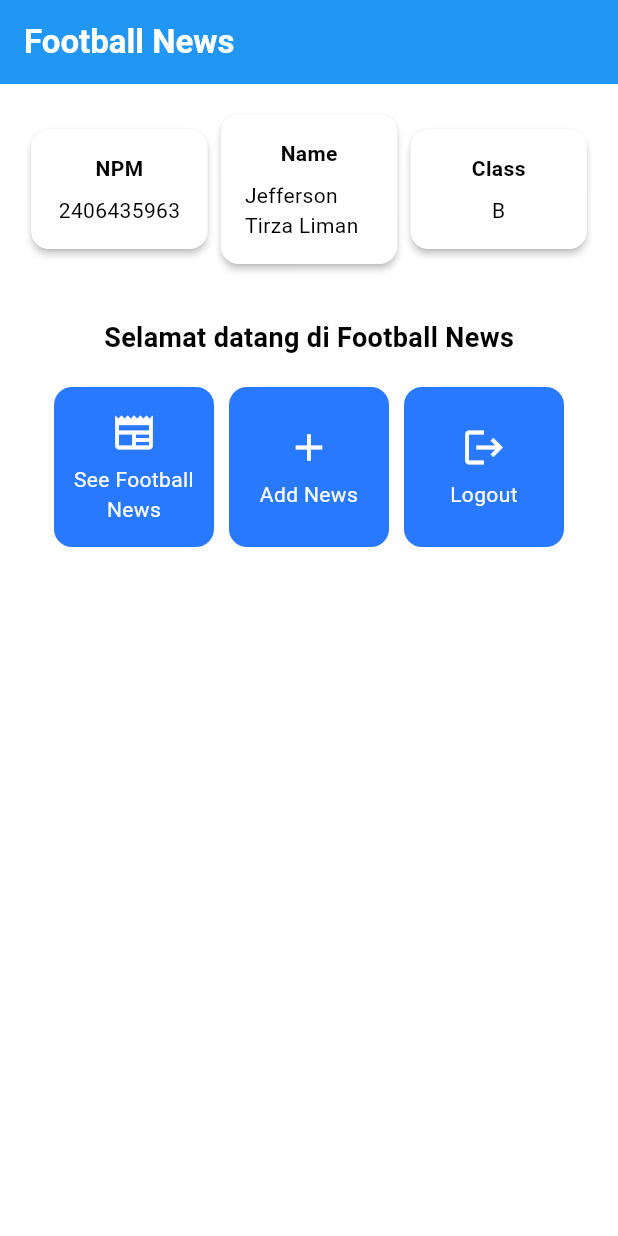
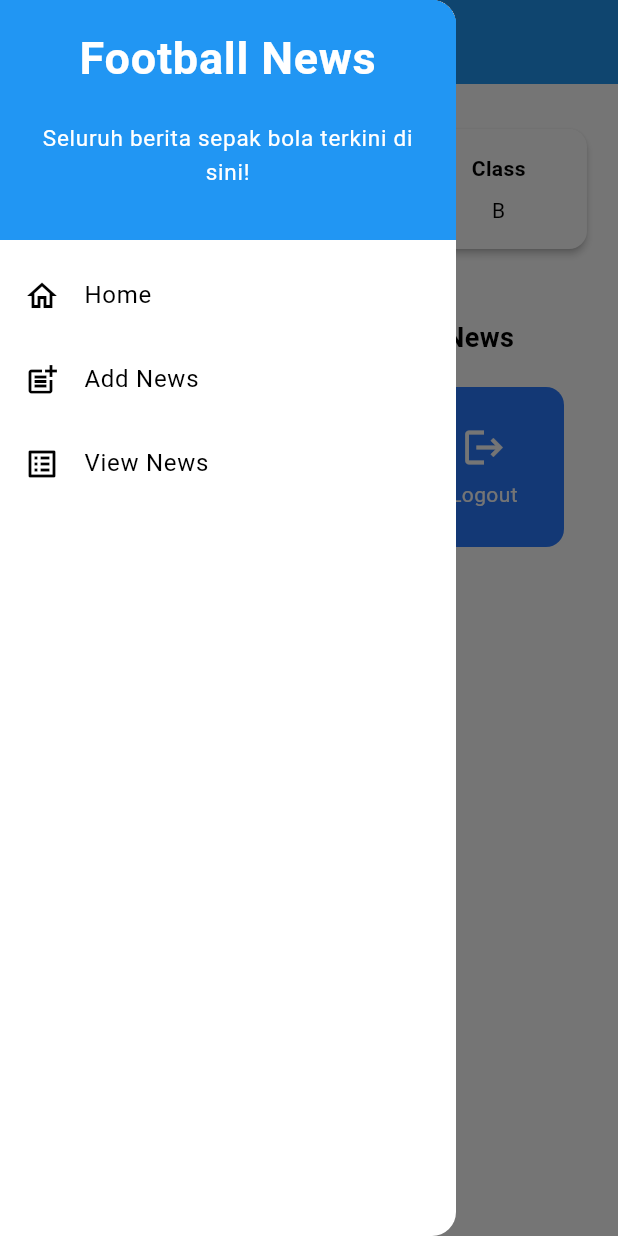
Before and after one commit to juvenile-coder/football-news-mobile, a Flutter app: the screen it shows after launch, with the side drawer open (before the commit the screen has no drawer), on a phone screen of 412 x 824 dp. Run offline on Flutter 3.47's test engine with Material 3 defaults, Android fonts, the phone set to English and light mode, and no system bars.

Commit message:
Penyelesaian Tutorial 2

```diff
--- a/lib/main.dart
+++ b/lib/main.dart
@@ -1,5 +1,5 @@
 import 'package:flutter/material.dart';
-import 'package:football_news/menu.dart';
+import 'package:football_news/screens/menu.dart';
 
 void main() {
   runApp(const MyApp());
--- a/lib/menu.dart
+++ /dev/null
@@ -1,187 +0,0 @@
-import 'package:flutter/material.dart';
-
-class MyHomePage extends StatelessWidget {
-  MyHomePage({super.key});
-  final String nama = "Jefferson Tirza Liman"; //nama
-  final String npm = "2406435963"; //npm
-  final String kelas = "B"; //kelas
-
- final List<ItemHomepage> items = [
-    ItemHomepage("See Football News", Icons.newspaper),
-    ItemHomepage("Add News", Icons.add),
-    ItemHomepage("Logout", Icons.logout),
-  ];
-
-@override
-    Widget build(BuildContext context) {
-    // Scaffold menyediakan struktur dasar halaman dengan AppBar dan body.
-    return Scaffold(
-      // AppBar adalah bagian atas halaman yang menampilkan judul.
-      appBar: AppBar(
-        // Judul aplikasi "Football News" dengan teks putih dan tebal.
-        title: const Text(
-          'Football News',
-          style: TextStyle(
-            color: Colors.white,
-            fontWeight: FontWeight.bold,
-          ),
-        ),
-        // Warna latar belakang AppBar diambil dari skema warna tema aplikasi.
-        backgroundColor: Theme.of(context).colorScheme.primary,
-      ),
-      // Body halaman dengan padding di sekelilingnya.
-      body: Padding(
-        padding: const EdgeInsets.all(16.0),
-        // Menyusun widget secara vertikal dalam sebuah kolom.
-        child: Column(
-          crossAxisAlignment: CrossAxisAlignment.center,
-          children: [
-            // Row untuk menampilkan 3 InfoCard secara horizontal.
-            Row(
-              mainAxisAlignment: MainAxisAlignment.spaceEvenly,
-              children: [
-                InfoCard(title: 'NPM', content: npm),
-                InfoCard(title: 'Name', content: nama),
-                InfoCard(title: 'Class', content: kelas),
-              ],
-            ),
-
-            // Memberikan jarak vertikal 16 unit.
-            const SizedBox(height: 16.0),
-
-            // Menempatkan widget berikutnya di tengah halaman.
-            Center(
-              child: Column(
-                // Menyusun teks dan grid item secara vertikal.
-
-                children: [
-                  // Menampilkan teks sambutan dengan gaya tebal dan ukuran 18.
-                  const Padding(
-                    padding: EdgeInsets.only(top: 16.0),
-                    child: Text(
-                      'Selamat datang di Football News',
-                      style: TextStyle(
-                        fontWeight: FontWeight.bold,
-                        fontSize: 18.0,
-                      ),
-                    ),
-                  ),
-
-                  // Grid untuk menampilkan ItemCard dalam bentuk grid 3 kolom.
-                  GridView.count(
-                    primary: true,
-                    padding: const EdgeInsets.all(20),
-                    crossAxisSpacing: 10,
-                    mainAxisSpacing: 10,
-                    crossAxisCount: 3,
-                    // Agar grid menyesuaikan tinggi kontennya.
-                    shrinkWrap: true,
-
-                    // Menampilkan ItemCard untuk setiap item dalam list items.
-                    children: items.map((ItemHomepage item) {
-                      return ItemCard(item);
-                    }).toList(),
-                  ),
-                ],
-              ),
-            ),
-          ],
-        ),
-      ),
-    );
-  }
-}
-
-class InfoCard extends StatelessWidget {
-  // Kartu informasi yang menampilkan title dan content.
-
-  final String title;  // Judul kartu.
-  final String content;  // Isi kartu.
-
-  const InfoCard({super.key, required this.title, required this.content});
-
-  @override
-  Widget build(BuildContext context) {
-    return Card(
-      // Membuat kotak kartu dengan bayangan dibawahnya.
-      elevation: 2.0,
-      child: Container(
-        // Mengatur ukuran dan jarak di dalam kartu.
-        width: MediaQuery.of(context).size.width / 3.5, // menyesuaikan dengan lebar device yang digunakan.
-        padding: const EdgeInsets.all(16.0),
-        // Menyusun title dan content secara vertikal.
-        child: Column(
-          children: [
-            Text(
-              title,
-              style: const TextStyle(fontWeight: FontWeight.bold),
-            ),
-            const SizedBox(height: 8.0),
-            Text(content),
-          ],
-        ),
-      ),
-    );
-  }
-}
-
-class ItemHomepage {
- final String name;
- final IconData icon;
-
- ItemHomepage(this.name, this.icon);
-}
-
-class ItemCard extends StatelessWidget {
-  // Menampilkan kartu dengan ikon dan nama.
-
-  final ItemHomepage item;
-
-  const ItemCard(this.item, {super.key});
-
-  @override
-  Widget build(BuildContext context) {
-    return Material(
-      // Menentukan warna latar belakang dari tema aplikasi.
-      color: Theme.of(context).colorScheme.secondary,
-      // Membuat sudut kartu melengkung.
-      borderRadius: BorderRadius.circular(12),
-
-      child: InkWell(
-        // Aksi ketika kartu ditekan.
-        onTap: () {
-          // Menampilkan pesan SnackBar saat kartu ditekan.
-          ScaffoldMessenger.of(context)
-            ..hideCurrentSnackBar()
-            ..showSnackBar(
-              SnackBar(content: Text("Kamu telah menekan tombol ${item.name}!"))
-            );
-        },
-        // Container untuk menyimpan Icon dan Text
-        child: Container(
-          padding: const EdgeInsets.all(8),
-          child: Center(
-            child: Column(
-              // Menyusun ikon dan teks di tengah kartu.
-              mainAxisAlignment: MainAxisAlignment.center,
-              children: [
-                Icon(
-                  item.icon,
-                  color: Colors.white,
-                  size: 30.0,
-                ),
-                const Padding(padding: EdgeInsets.all(3)),
-                Text(
-                  item.name,
-                  textAlign: TextAlign.center,
-                  style: const TextStyle(color: Colors.white),
-                ),
-              ],
-            ),
-          ),
-        ),
-      ),
-    );
-  }
-
-}
--- /dev/null
+++ b/lib/screens/menu.dart
@@ -0,0 +1,112 @@
+import 'package:flutter/material.dart';
+import 'package:football_news/widgets/left_drawer.dart';
+import 'package:football_news/widgets/news_card.dart';
+
+class MyHomePage extends StatelessWidget {
+  MyHomePage({super.key});
+  final String nama = "Jefferson Tirza Liman"; //nama
+  final String npm = "2406435963"; //npm
+  final String kelas = "B"; //kelas
+
+  final List<ItemHomepage> items = [
+    ItemHomepage("See Football News", Icons.newspaper),
+    ItemHomepage("Add News", Icons.add),
+    ItemHomepage("Logout", Icons.logout),
+  ];
+
+  @override
+  Widget build(BuildContext context) {
+    return Scaffold(
+      appBar: AppBar(
+        title: const Text(
+          'Football News',
+          style: TextStyle(
+            color: Colors.white,
+            fontWeight: FontWeight.bold,
+          ),
+        ),
+        backgroundColor: Theme.of(context).colorScheme.primary,
+      ),
+      drawer: const LeftDrawer(),
+      body: Padding(
+        padding: const EdgeInsets.all(16.0),
+        child: Column(
+          crossAxisAlignment: CrossAxisAlignment.center,
+          children: [
+            Row(
+              mainAxisAlignment: MainAxisAlignment.spaceEvenly,
+              children: [
+                InfoCard(title: 'NPM', content: npm),
+                InfoCard(title: 'Name', content: nama),
+                InfoCard(title: 'Class', content: kelas),
+              ],
+            ),
+            const SizedBox(height: 16.0),
+            Center(
+              child: Column(
+                children: [
+                  const Padding(
+                    padding: EdgeInsets.only(top: 16.0),
+                    child: Text(
+                      'Selamat datang di Football News',
+                      style: TextStyle(
+                        fontWeight: FontWeight.bold,
+                        fontSize: 18.0,
+                      ),
+                    ),
+                  ),
+                  GridView.count(
+                    primary: true,
+                    padding: const EdgeInsets.all(20),
+                    crossAxisSpacing: 10,
+                    mainAxisSpacing: 10,
+                    crossAxisCount: 3,
+                    shrinkWrap: true,
+                    children: items.map((ItemHomepage item) {
+                      return ItemCard(item);
+                    }).toList(),
+                  ),
+                ],
+              ),
+            ),
+          ],
+        ),
+      ),
+    );
+  }
+}
+
+class InfoCard extends StatelessWidget {
+  final String title;
+  final String content;
+
+  const InfoCard({super.key, required this.title, required this.content});
+
+  @override
+  Widget build(BuildContext context) {
+    return Card(
+      elevation: 2.0,
+      child: Container(
+        width: MediaQuery.of(context).size.width / 3.5,
+        padding: const EdgeInsets.all(16.0),
+        child: Column(
+          children: [
+            Text(
+              title,
+              style: const TextStyle(fontWeight: FontWeight.bold),
+            ),
+            const SizedBox(height: 8.0),
+            Text(content),
+          ],
+        ),
+      ),
+    );
+  }
+}
+
+class ItemHomepage {
+  final String name;
+  final IconData icon;
+
+  ItemHomepage(this.name, this.icon);
+}
--- /dev/null
+++ b/lib/widgets/left_drawer.dart
@@ -0,0 +1,80 @@
+import 'package:flutter/material.dart';
+import 'package:football_news/screens/menu.dart';
+import 'package:football_news/screens/newslist_form.dart';
+
+class LeftDrawer extends StatelessWidget {
+  const LeftDrawer({super.key});
+
+  @override
+  Widget build(BuildContext context) {
+    return Drawer(
+      child: ListView(
+        children: [
+          const DrawerHeader(
+            decoration: BoxDecoration(
+              color: Colors.blue,
+            ),
+            child: Column(
+              children: [
+                Text(
+                  'Football News',
+                  textAlign: TextAlign.center,
+                  style: TextStyle(
+                    fontSize: 30,
+                    fontWeight: FontWeight.bold,
+                    color: Colors.white,
+                  ),
+                ),
+                Padding(padding: EdgeInsets.all(10)),
+                Text(
+                  "Seluruh berita sepak bola terkini di sini!",
+                  textAlign: TextAlign.center,
+                  style: TextStyle(
+                    fontSize: 15,
+                    color: Colors.white,
+                    fontWeight: FontWeight.normal,
+                  ),
+                ),
+              ],
+            ),
+          ),
+          ListTile(
+            leading: const Icon(Icons.home_outlined),
+            title: const Text('Home'),
+            onTap: () {
+              Navigator.pushReplacement(
+                context,
+                MaterialPageRoute(
+                  builder: (context) => MyHomePage(),
+                ),
+              );
+            },
+          ),
+          ListTile(
+            leading: const Icon(Icons.post_add),
+            title: const Text('Add News'),
+            onTap: () {
+              Navigator.pushReplacement(
+                context,
+                MaterialPageRoute(
+                  builder: (context) => const NewsFormPage(),
+                ),
+              );
+            },
+          ),
+          ListTile(
+            leading: const Icon(Icons.list_alt),
+            title: const Text('View News'),
+            onTap: () {
+                Navigator.pushReplacement(
+                context,
+                MaterialPageRoute(
+                    builder: (context) => MyHomePage(),
+                ));
+            },
+          ),
+        ],
+      ),
+    );
+  }
+}
--- /dev/null
+++ b/lib/widgets/news_card.dart
@@ -0,0 +1,55 @@
+import 'package:flutter/material.dart';
+import 'package:football_news/screens/newslist_form.dart';
+import 'package:football_news/screens/menu.dart';
+
+class ItemCard extends StatelessWidget {
+  final ItemHomepage item;
+
+  const ItemCard(this.item, {super.key});
+
+  @override
+  Widget build(BuildContext context) {
+    return Material(
+      color: Theme.of(context).colorScheme.secondary,
+      borderRadius: BorderRadius.circular(12),
+      child: InkWell(
+        onTap: () {
+          ScaffoldMessenger.of(context)
+            ..hideCurrentSnackBar()
+            ..showSnackBar(
+              SnackBar(content: Text("Kamu telah menekan tombol ${item.name}!")),
+            );
+
+          if (item.name == "Add News") {
+            Navigator.push(
+              context,
+              MaterialPageRoute(builder: (context) => const NewsFormPage()),
+            );
+          }
+          // Tambahkan navigasi untuk item lain bila perlu
+        },
+        child: Container(
+          padding: const EdgeInsets.all(8),
+          child: Center(
+            child: Column(
+              mainAxisAlignment: MainAxisAlignment.center,
+              children: [
+                Icon(
+                  item.icon,
+                  color: Colors.white,
+                  size: 30.0,
+                ),
+                const Padding(padding: EdgeInsets.all(3)),
+                Text(
+                  item.name,
+                  textAlign: TextAlign.center,
+                  style: const TextStyle(color: Colors.white),
+                ),
+              ],
+            ),
+          ),
+        ),
+      ),
+    );
+  }
+}
```
Also changed, not shown: lib/screens/newslist_form.dart (added, +206 -0 lines), 1 other file.
